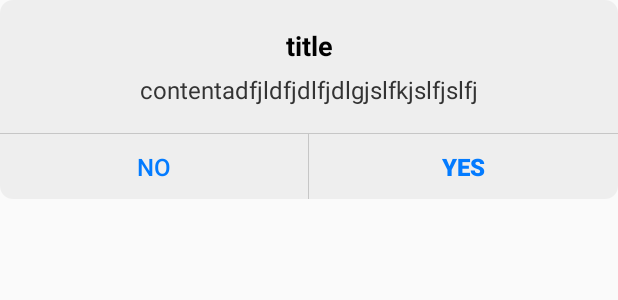
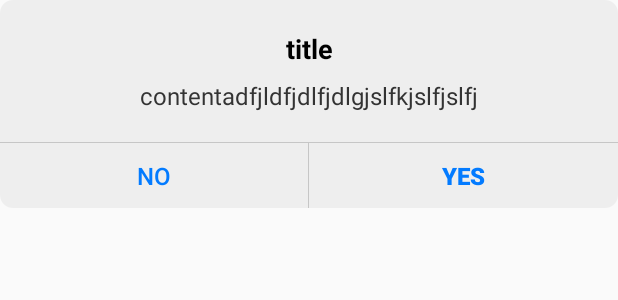
Before and after one commit to peterzhen40/MyMvpLibrary, an Android app: the layout view_alertdialog.xml on its own in the app's theme, with its tools: preview values and no code run, on a phone screen of 412 x 824 dp. Shown: the top 300 px of the screen. Run offline under Robolectric (Android 15) with nearby library versions, the phone set to English and light mode, and no system bars.

Commit message:
v1.1.10:iOS对话框样式优化

```diff
--- a/app/src/main/java/cn/peterzhen/demo/MainActivity.java
+++ b/app/src/main/java/cn/peterzhen/demo/MainActivity.java
@@ -1,7 +1,6 @@
 package cn.peterzhen.demo;
 
 import android.os.Bundle;
-import android.support.v7.app.AlertDialog;
 import android.view.View;
 import android.widget.Button;
 import android.widget.LinearLayout;
@@ -37,8 +36,7 @@ public class MainActivity extends XActivity {
             public void onClick(View v) {
                 //                Intent intent = new Intent(MainActivity.this, ListActivity.class);
                 //                startActivity(intent);
-                new AlertDialog.Builder(context)
-                        .setTitle("提示")
+                new IosDialog(context).builder()
                         .setMessage("获取数据异常")
                         .setPositiveButton("我知道了",null)
                         .setNegativeButton("取消",null)
--- a/build.gradle
+++ b/build.gradle
@@ -32,6 +32,6 @@ ext {
     targetSdkVersion = 28
     compileSdkVersion = 28
     buildToolsVersion = "28.0.3"
-    versionCode = 19
-    versionName = "1.1.9"
+    versionCode = 20
+    versionName = "1.1.10"
 }
--- a/mvpLibrary/src/main/res/layout/view_alertdialog.xml
+++ b/mvpLibrary/src/main/res/layout/view_alertdialog.xml
@@ -5,15 +5,17 @@
     android:layout_width="match_parent"
     android:layout_height="wrap_content"
     android:background="@drawable/ios_bg"
+    android:paddingTop="20dp"
     android:orientation="vertical" >
 
     <TextView
+        android:visibility="visible"
         android:id="@+id/txt_title"
         android:layout_width="match_parent"
         android:layout_height="wrap_content"
         android:layout_marginLeft="15dp"
         android:layout_marginRight="15dp"
-        android:layout_marginTop="18dp"
+        android:paddingBottom="8dp"
         tools:text="title"
         android:gravity="center"
         android:textColor="@color/black"
@@ -26,7 +28,7 @@
         android:layout_height="wrap_content"
         android:layout_marginLeft="15dp"
         android:layout_marginRight="15dp"
-        android:layout_marginTop="6dp"
+        android:layout_marginBottom="20dp"
         android:gravity="center"
         tools:text="contentadfjldfjdlfjdlgjslfkjslfjslfj"
         android:textColor="@color/main_text"
@@ -35,7 +37,6 @@
     <ImageView
         android:layout_width="match_parent"
         android:layout_height="0.5dp"
-        android:layout_marginTop="18dp"
         android:background="@color/alertdialog_line" />
 
     <LinearLayout
```
